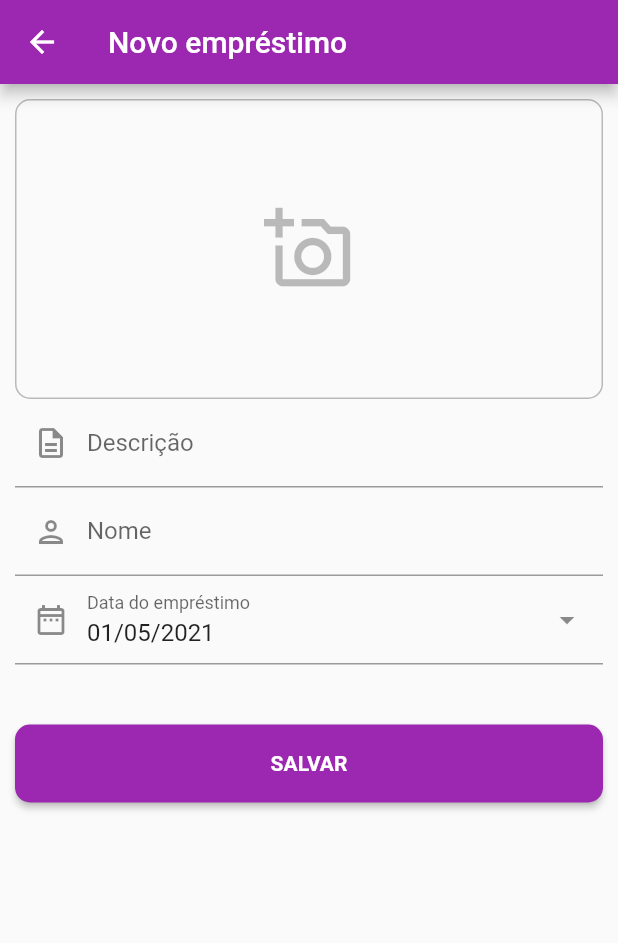
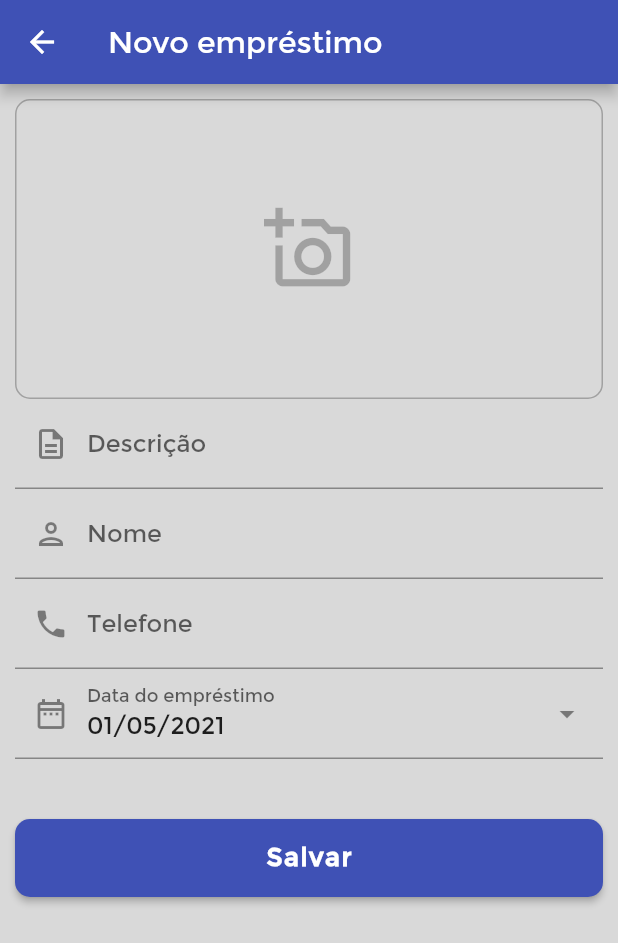
Before and after one commit to gabrielfontana/memstuff-flutter, a Flutter app: the screen it shows after launch, after a tap on the "add" icon, on a phone screen of 412 x 824 dp. Shown: the top 943 px of the screen. Run offline on Flutter 3.47's test engine with Material 2 defaults, Android fonts, the phone set to English and light mode, and no system bars; our stand-ins replace another_flushbar, flutter_slidable, image_picker, mask_text_input_formatter, sqflite; accounts and stored records are empty.

Commit message:
Desafios 1 e 4

```diff
--- a/lib/controllers/detail_controller.dart
+++ b/lib/controllers/detail_controller.dart
@@ -11,12 +11,14 @@ class DetailController {
   String description = '';
   String name = '';
   String date = '';
+  String phone = '';
 
   setId(int value) => id = value;
   setPhoto(String value) => photo = value;
   setDescription(String value) => description = value;
   setName(String value) => name = value;
   setDate(String value) => date = value;
+  setPhone(String value) => phone = value;
 
   Future save() async {
     final stuff = StuffModel(
@@ -25,6 +27,7 @@ class DetailController {
       description: description,
       contactName: name,
       date: date,
+      phone: phone,
     );
 
     if (id == null) {
--- a/lib/core/app_const.dart
+++ b/lib/core/app_const.dart
@@ -4,8 +4,15 @@ const kTitleNewLoan = 'Novo empréstimo';
 const kTitleDetails = 'Detalhes';
 const kLabelName = 'Nome';
 const kLabelDescription = 'Descrição';
+const kLabelPhone = 'Telefone';
 const kLabelLoanDate = 'Data do empréstimo';
 const kButtonSave = 'Salvar';
 
 const kDatabaseName = 'memstuff.db';
 const kDatabaseVersion = 1;
+
+const kButtonPadding = 40.0;
+const kButtonHeight = 52.0;
+const kButtonRadius = 10.0;
+const kButtonFontSize = 17.0;
+const kButtonLetterSpacing = 1.00;
--- a/lib/core/app_theme.dart
+++ b/lib/core/app_theme.dart
@@ -1,10 +1,19 @@
 import 'package:flutter/material.dart';
+import 'package:memstuff/core/app_const.dart';
 
 final kAppTheme = ThemeData(
-  primarySwatch: Colors.purple,
+  primarySwatch: Colors.indigo,
   visualDensity: VisualDensity.adaptivePlatformDensity,
+  fontFamily: 'Montserrat',
+  scaffoldBackgroundColor: Color.fromRGBO(217, 217, 217, 1),
   buttonTheme: ButtonThemeData(
-    height: 52.0,
     textTheme: ButtonTextTheme.primary,
   ),
+  textTheme: TextTheme(
+    button: TextStyle(
+      fontWeight: FontWeight.bold,
+      fontSize: kButtonFontSize,
+      letterSpacing: kButtonLetterSpacing,
+    ),
+  ),
 );
--- /dev/null
+++ b/lib/helpers/validator_helper.dart
@@ -0,0 +1,10 @@
+const kRequiredField = 'Campo obrigatório';
+
+class ValidatorHelper {
+  static String checkValidation(String text) {
+    if (text.isEmpty)
+      return kRequiredField;
+    else
+      return null;
+  }
+}
--- a/lib/models/stuff_model.dart
+++ b/lib/models/stuff_model.dart
@@ -6,6 +6,7 @@ class StuffModel {
   String contactName;
   String photoPath;
   String date;
+  String phone;
 
   StuffModel({
     this.id,
@@ -13,6 +14,7 @@ class StuffModel {
     this.contactName,
     this.photoPath,
     this.date,
+    this.phone,
   });
 
   bool get hasPhoto => photoPath != null && photoPath.isNotEmpty;
@@ -23,6 +25,7 @@ class StuffModel {
       'contactName': contactName,
       'photoPath': photoPath,
       'date': date,
+      'phone': phone,
     };
 
     if (id != null) data['id'] = id;
@@ -36,6 +39,7 @@ class StuffModel {
       contactName: map['contactName'],
       photoPath: map['photoPath'],
       date: map['date'],
+      phone: map['phone'],
     );
   }
 
--- a/lib/pages/detail_page.dart
+++ b/lib/pages/detail_page.dart
@@ -1,4 +1,6 @@
 import 'package:flutter/material.dart';
+import 'package:mask_text_input_formatter/mask_text_input_formatter.dart';
+import 'package:memstuff/helpers/validator_helper.dart';
 import '../controllers/detail_controller.dart';
 import '../core/app_const.dart';
 import '../repositories/stuff_repository_impl.dart';
@@ -47,6 +49,10 @@ class _DetailPageState extends State<DetailPage> {
   }
 
   _buildForm() {
+    var maskFormatter = new MaskTextInputFormatter(
+      mask: '(##) #####-####',
+      filter: {"#": RegExp(r'[0-9]')},
+    );
     return Form(
       key: _formKey,
       child: Column(
@@ -67,6 +73,17 @@ class _DetailPageState extends State<DetailPage> {
             icon: Icons.person_outlined,
             initialValue: widget.stuff?.contactName ?? '',
             onSaved: _controller.setName,
+          ),
+          TextFormField(
+            initialValue: widget.stuff?.phone ?? '',
+            onSaved: _controller.setPhone,
+            decoration: InputDecoration(
+              labelText: kLabelPhone,
+              prefixIcon: Icon(Icons.phone),
+            ),
+            validator: ValidatorHelper.checkValidation,
+            keyboardType: TextInputType.phone,
+            inputFormatters: [maskFormatter],
           ),
           DateInputField(
             label: kLabelLoanDate,
--- a/lib/pages/home_page.dart
+++ b/lib/pages/home_page.dart
@@ -31,6 +31,7 @@ class _HomePageState extends State<HomePage> {
   Widget build(BuildContext context) {
     return Scaffold(
       appBar: AppBar(
+        centerTitle: true,
         title: Text(kAppTitle),
       ),
       floatingActionButton: FloatingActionButton(
--- a/lib/repositories/stuff_repository_impl.dart
+++ b/lib/repositories/stuff_repository_impl.dart
@@ -8,7 +8,7 @@ import 'stuff_repository.dart';
 class StuffRepositoryImpl implements StuffRepository {
   static const kTableName = 'stuff';
   static const kCreateTableSql =
-      'CREATE TABLE $kTableName(id INTEGER PRIMARY KEY AUTOINCREMENT, description TEXT, contactName TEXT, date TEXT, photoPath TEXT);';
+      'CREATE TABLE $kTableName(id INTEGER PRIMARY KEY AUTOINCREMENT, description TEXT, contactName TEXT, phone TEXT, date TEXT, photoPath TEXT);';
 
   Future<Database> _getDataBase() async {
     final path = join(await getDatabasesPath(), kDatabaseName);
--- a/lib/widgets/primary_button.dart
+++ b/lib/widgets/primary_button.dart
@@ -1,4 +1,5 @@
 import 'package:flutter/material.dart';
+import '../core/app_const.dart';
 
 class PrimaryButton extends StatelessWidget {
   final Function onPressed;
@@ -11,9 +12,9 @@ class PrimaryButton extends StatelessWidget {
     Key key,
     this.onPressed,
     this.label,
-    this.padding = const EdgeInsets.only(top: 40.0),
-    this.height = 52.0,
-    this.radius = 10.0,
+    this.padding = const EdgeInsets.only(top: kButtonPadding),
+    this.height = kButtonHeight,
+    this.radius = kButtonRadius,
   }) : super(key: key);
 
   @override
@@ -22,12 +23,9 @@ class PrimaryButton extends StatelessWidget {
       padding: padding,
       child: ElevatedButton(
         onPressed: onPressed,
-        child: Text(label?.toUpperCase() ?? ''),
+        child: Text(label?.toString() ?? ''),
         style: ElevatedButton.styleFrom(
           minimumSize: Size.fromHeight(height),
-          textStyle: TextStyle(
-            fontWeight: FontWeight.bold,
-          ),
           shape: RoundedRectangleBorder(
             borderRadius: BorderRadius.all(
               Radius.circular(radius),
--- a/lib/widgets/text_input_field.dart
+++ b/lib/widgets/text_input_field.dart
@@ -1,4 +1,5 @@
 import 'package:flutter/material.dart';
+import 'package:memstuff/helpers/validator_helper.dart';
 
 class TextInputField extends StatelessWidget {
   final IconData icon;
@@ -23,6 +24,7 @@ class TextInputField extends StatelessWidget {
         prefixIcon: Icon(icon),
         labelText: label,
       ),
+      validator: ValidatorHelper.checkValidation,
     );
   }
 }
```
Also changed, not shown: pubspec.yaml (+7 -0 lines), assets/fonts/montserrat.regular.ttf (added), pubspec.lock, 2 other files.
